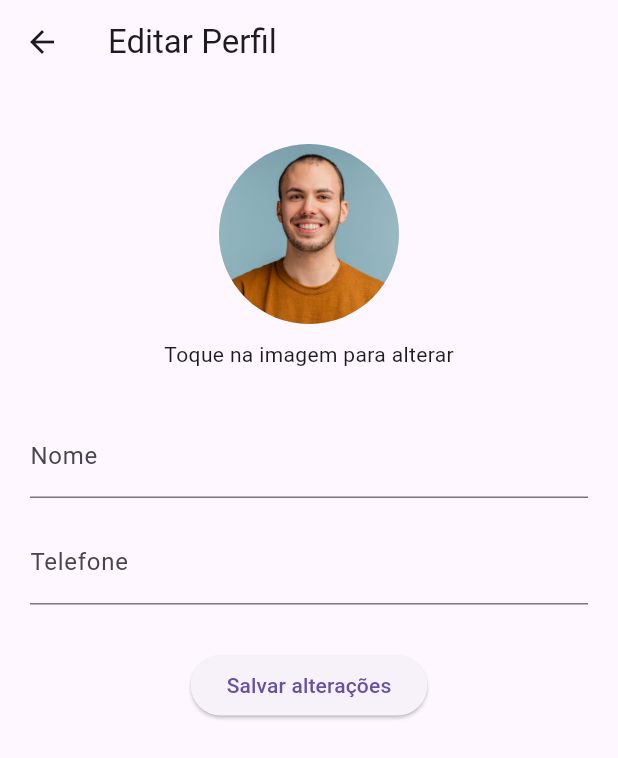
After one commit to KellySousaSourcs/mais_gostoso, a Flutter app: the screen it shows after launch, item 3 of the bottom bar chosen, after a tap on "Dados da conta", on a phone screen of 412 x 824 dp. The commit adds this screen. Shown: the top 758 px of the screen. Run offline on Flutter 3.47's test engine with Material 3 defaults, Android fonts, the phone set to English and light mode, and no system bars; our stand-ins replace image_picker, permission_handler, shared_preferences.

Commit message:
adicionando tela de edição de perfil, implementando autenticação e refatorando telas de login e splash

```diff
--- a/lib/main.dart
+++ b/lib/main.dart
@@ -1,7 +1,7 @@
 import 'package:mais_gostoso/screens/favorites_screen.dart';
 import 'package:mais_gostoso/screens/home_screen.dart';
 import 'package:mais_gostoso/screens/item_descripition_screen.dart';
-import 'package:mais_gostoso/screens/login_screen.dart';
+import 'package:mais_gostoso/screens/loginScreen.dart';
 import 'package:mais_gostoso/screens/pagamento_screen.dart';
 import 'package:mais_gostoso/screens/splash_screen.dart';
 import 'package:flutter/material.dart';
--- /dev/null
+++ b/lib/screens/editarPerfilScreen.dart
@@ -0,0 +1,99 @@
+import 'dart:io';
+import 'package:flutter/material.dart';
+import 'package:image_picker/image_picker.dart';
+import 'package:permission_handler/permission_handler.dart';
+
+class EditarPerfilScreen extends StatefulWidget {
+  const EditarPerfilScreen({super.key});
+
+  @override
+  State<EditarPerfilScreen> createState() => _EditarPerfilScreenState();
+}
+
+class _EditarPerfilScreenState extends State<EditarPerfilScreen> {
+  File? imagemSelecionada;
+  final nomeController = TextEditingController();
+  final telefoneController = TextEditingController();
+
+  Future<void> pedirPermissao() async {
+    var status = await Permission.photos.request();
+    var storageStatus = await Permission.storage.request();
+
+    if (!status.isGranted && !storageStatus.isGranted) {
+      ScaffoldMessenger.of(context).showSnackBar(
+        const SnackBar(
+          content: Text('Permissão negada para acessar a galeria.'),
+        ),
+      );
+      return;
+    }
+
+    selecionarImagem();
+  }
+
+  Future<void> selecionarImagem() async {
+    final ImagePicker picker = ImagePicker();
+    final XFile? imagem = await picker.pickImage(source: ImageSource.gallery);
+
+    if (imagem != null) {
+      setState(() {
+        imagemSelecionada = File(imagem.path);
+      });
+    }
+  }
+
+  @override
+  Widget build(BuildContext context) {
+    return Scaffold(
+      appBar: AppBar(title: const Text('Editar Perfil')),
+      body: Padding(
+        padding: const EdgeInsets.all(20),
+        child: Column(
+          children: [
+            const SizedBox(height: 20),
+            GestureDetector(
+              onTap: pedirPermissao,
+              child: CircleAvatar(
+                radius: 60,
+                backgroundImage: imagemSelecionada != null
+                    ? FileImage(imagemSelecionada!)
+                    : const AssetImage('assets/images/perfil.jpg')
+                        as ImageProvider,
+              ),
+            ),
+            const SizedBox(height: 10),
+            const Text('Toque na imagem para alterar'),
+
+            const SizedBox(height: 30),
+            TextField(
+              controller: nomeController,
+              decoration: const InputDecoration(labelText: 'Nome'),
+            ),
+            const SizedBox(height: 15),
+            TextField(
+              controller: telefoneController,
+              decoration: const InputDecoration(labelText: 'Telefone'),
+              keyboardType: TextInputType.phone,
+            ),
+
+            const SizedBox(height: 30),
+            ElevatedButton(
+              onPressed: () {
+                Navigator.pop(context, {
+                  'imagem': imagemSelecionada?.path,
+                  'nome': nomeController.text,
+                  'telefone': telefoneController.text,
+                });
+
+                ScaffoldMessenger.of(context).showSnackBar(
+                  const SnackBar(content: Text('Dados salvos!')),
+                );
+              },
+              child: const Text('Salvar alterações'),
+            )
+          ],
+        ),
+      ),
+    );
+  }
+}
--- a/lib/screens/navigation_bar_screens/perfil_screen.dart
+++ b/lib/screens/perfil_screen.dart
@@ -1,12 +1,23 @@
+import 'dart:io';
 import 'package:flutter/material.dart';
+import 'package:mais_gostoso/screens/editarPerfilScreen.dart';
 
-class PerfilScreen extends StatelessWidget {
+class PerfilScreen extends StatefulWidget {
   const PerfilScreen({super.key});
+
+  @override
+  State<PerfilScreen> createState() => _PerfilScreenState();
+}
+
+class _PerfilScreenState extends State<PerfilScreen> {
+  String? imagePath;
+  String nome = 'Thomáz Jefferson';
+  String telefone = '';
 
   @override
   Widget build(BuildContext context) {
     return Scaffold(
-      backgroundColor: const Color(0xFFEDDD1D), // Cor de fundo externa
+      backgroundColor: const Color(0xFFEDDD1D),
       body: SafeArea(
         child: Column(
           children: [
@@ -26,9 +37,13 @@ class PerfilScreen extends StatelessWidget {
                       ],
                       borderRadius: const BorderRadius.all(Radius.circular(45)),
                     ),
-                    child: const CircleAvatar(
+                    child: CircleAvatar(
                       radius: 30,
-                      backgroundImage: AssetImage('assets/images/perfil.jpg'),
+                      backgroundImage:
+                          imagePath != null
+                              ? FileImage(File(imagePath!))
+                              : const AssetImage('assets/images/perfil.jpg')
+                                  as ImageProvider,
                     ),
                   ),
                   const SizedBox(width: 33),
@@ -45,7 +60,7 @@ class PerfilScreen extends StatelessWidget {
             ),
             Expanded(
               child: Container(
-                color: const Color(0xFFF4EEE1), // Cor do fundo interno
+                color: const Color(0xFFF4EEE1),
                 child: ListView(
                   padding: const EdgeInsets.symmetric(vertical: 15),
                   children: [
@@ -57,9 +72,28 @@ class PerfilScreen extends StatelessWidget {
                       },
                     ),
                     const Divider(height: 22),
-                    const ListTile(
-                      leading: Icon(Icons.description_outlined),
-                      title: Text('Dados da conta'),
+                    ListTile(
+                      leading: const Icon(Icons.description_outlined),
+                      title: const Text('Dados da conta'),
+                      onTap: () async {
+                        final result = await Navigator.push(
+                          context,
+                          MaterialPageRoute(
+                            builder: (_) => const EditarPerfilScreen(),
+                          ),
+                        );
+
+                        if (result != null && result is Map) {
+                          setState(() {
+                            imagePath = result['imagem'] ?? imagePath;
+                            nome =
+                                result['nome'].isNotEmpty
+                                    ? result['nome']
+                                    : nome;
+                            telefone = result['telefone'] ?? telefone;
+                          });
+                        }
+                      },
                     ),
                     const Divider(height: 22),
                     const ListTile(
--- a/lib/screens/splash_screen.dart
+++ b/lib/screens/splash_screen.dart
@@ -21,7 +21,7 @@ class _SplashScreenState extends State<SplashScreen>
 
     // Controladores para animações combinadas
     _scaleController = AnimationController(
-      duration: const Duration(milliseconds: 800),
+      duration: const Duration(seconds: 3),
       vsync: this,
     );
 
@@ -87,7 +87,7 @@ class _SplashScreenState extends State<SplashScreen>
           // Tamanhos responsivos
           final logoSize = screenHeight * 0.3;
           final textSize = screenWidth * 0.4;
-          final spacing = screenHeight * 0.02;
+          final spacing = screenHeight * 0.005;
 
           return Center(
             child: SingleChildScrollView(
--- /dev/null
+++ b/lib/services/auth_service.dart
@@ -0,0 +1 @@
+// TODO Implement this library.
```
Also changed, not shown: lib/screens/favorites_screen.dart (+4 -4 lines), lib/screens/home_screen.dart (+6 -1 lines), lib/screens/item_descripition_screen.dart (+17 -8 lines), lib/screens/loginScreen.dart (added, +137 -0 lines), lib/screens/login_screen.dart (deleted, +0 -376 lines), lib/screens/navigation_bar_screens/busca_screen.dart (deleted, +0 -13 lines), lib/screens/navigation_bar_screens/home_content.dart (deleted, +0 -10 lines), lib/screens/services/auth_service.dart (added, +11 -0 lines).
